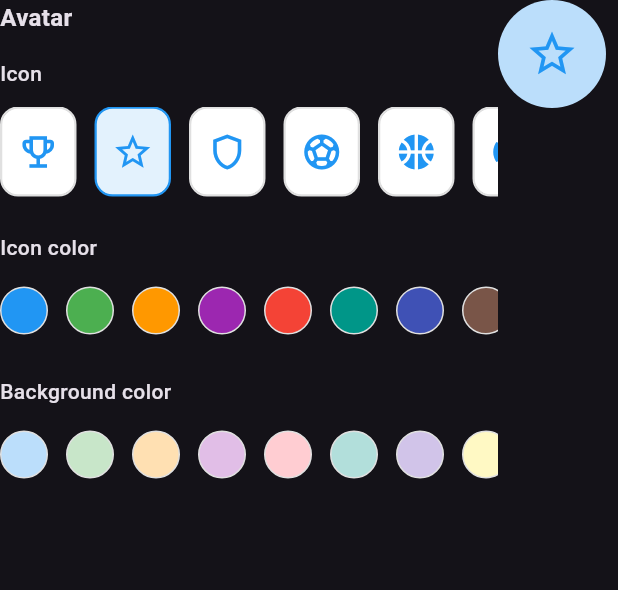
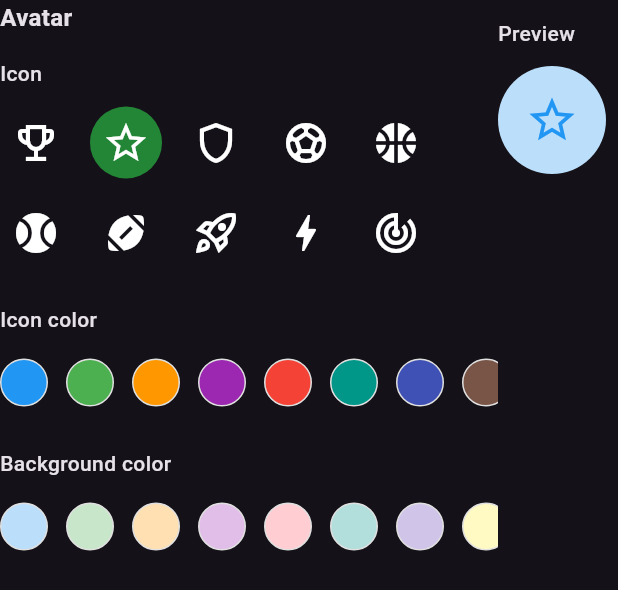
Before and after one commit to ejyanezp/sports-web, a Flutter app: the AvatarConfigurator widget shown alone on an empty page, opened directly with empty values, after a tap on the "star outline" icon, on a phone screen of 412 x 824 dp. Shown: the top 590 px of the screen. Run offline on Flutter 3.47's test engine with Material 3 defaults, Android fonts, the light colour scheme and no system bars; our stand-ins replace go_router, package_info_plus, web; statements that could not run were skipped.

Commit message:
Improving Configuration Page

```diff
--- a/lib/pages/configurations_page.dart
+++ b/lib/pages/configurations_page.dart
@@ -534,6 +534,9 @@ class _AvatarConfiguratorState extends State<AvatarConfigurator> {
           child: Column(
             crossAxisAlignment: CrossAxisAlignment.start,
             children: [
+              const SizedBox(height: 12),
+              Text("Preview", style: TextStyle(fontSize: 14, fontWeight: FontWeight.w500)),
+              const SizedBox(height: 12),
               CircleAvatar(
                 radius: 36,
                 backgroundColor: bgColors[bgColorIndex],
@@ -548,29 +551,23 @@ class _AvatarConfiguratorState extends State<AvatarConfigurator> {
 
   Widget _buildIconSelector() {
     return SizedBox(
-      height: 60,
-      child: ListView.separated(
-        scrollDirection: Axis.horizontal,
-        itemCount: icons.length,
-        separatorBuilder: (_, __) => const SizedBox(width: 12),
-        itemBuilder: (_, i) {
+      child: Wrap(
+        spacing: 12,
+        runSpacing: 12,
+        children: List.generate(icons.length, (i) {
           final isSelected = i == iconIndex;
           return GestureDetector(
-            onTap: () {
-              setState(() => iconIndex = i);
-              _update();
-            },
+            onTap: () => setState(() => iconIndex = i),
             child: Container(
-              padding: const EdgeInsets.all(10),
+              padding: const EdgeInsets.all(8),
               decoration: BoxDecoration(
-                color: isSelected ? Colors.blue[50] : Colors.white,
-                borderRadius: BorderRadius.circular(12),
-                border: Border.all(color: isSelected ? Colors.blue : Colors.grey[300]!, width: 1.5),
+                shape: BoxShape.circle,
+                color: isSelected ? Color(0xFF238636) : Colors.transparent,
               ),
-              child: Icon(icons[i], size: 28, color: iconColors[iconColorIndex]),
+              child: Icon(icons[i], size: 32, color: Colors.white,),
             ),
           );
-        },
+        }),
       ),
     );
   }
```
